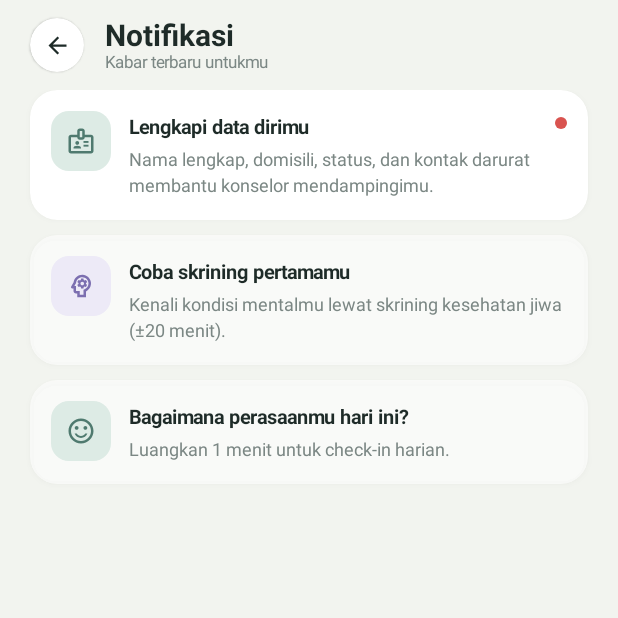
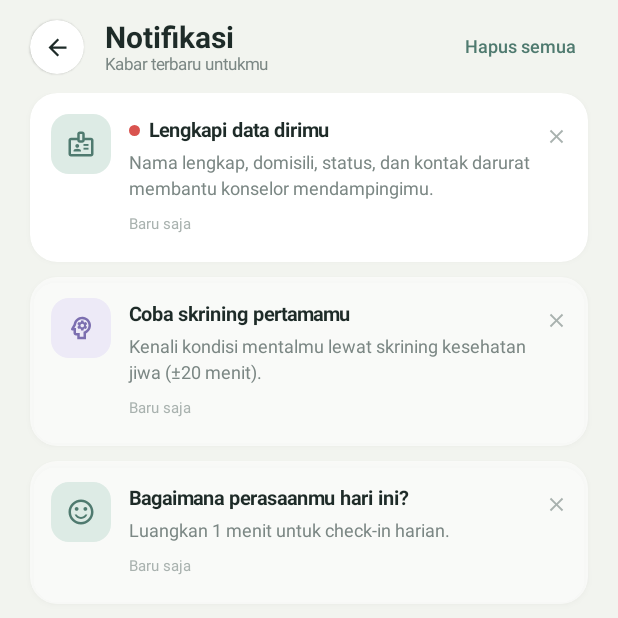
Before and after one commit to naufalfkrs/SEIV, an Android app built with Jetpack Compose: the SessionListScreen screen opened through its navigation route, after a tap on "Notifikasi", on a phone screen of 412 x 824 dp, the top half of it. Run offline under Robolectric (Android 15) with nearby library versions, the phone set to English and light mode, and no system bars.

Commit message:
v1.3.2: data selalu terbaru tanpa keluar-masuk menu + notifikasi kronologis yang bisa dihapus
- Muat ulang saat push masuk, saat aplikasi dibuka kembali, saat pindah tab, dan berkala di Detail Sesi
- Tarik-untuk-muat-ulang di semua tab utama, daftar konselor, dan riwayat sesi
- Sinkron yang bertabrakan dijadwalkan ulang agar perubahan tidak terlewat
- Notifikasi memakai waktu kejadian asli (updated_at sesi), terbaru di atas, label waktu relatif,
  hapus satu/semua, dan notifikasi lama dilipat

Co-Authored-By: Claude Opus 5.5 <noreply@anthropic.com>

```diff
--- a/app/build.gradle.kts
+++ b/app/build.gradle.kts
@@ -22,8 +22,8 @@ android {
         applicationId = "com.seiv.app"
         minSdk = 26
         targetSdk = 36
-        versionCode = 10
-        versionName = "1.3.1"
+        versionCode = 11
+        versionName = "1.3.2"
 
         buildConfigField("String", "SUPABASE_URL", "\"${localProp("SUPABASE_URL").trimEnd('/')}\"")
         buildConfigField("String", "SUPABASE_ANON_KEY", "\"${localProp("SUPABASE_ANON_KEY")}\"")
--- a/app/src/main/java/com/seiv/app/MainActivity.kt
+++ b/app/src/main/java/com/seiv/app/MainActivity.kt
@@ -41,6 +41,12 @@ class MainActivity : ComponentActivity() {
         }
     }
 
+    override fun onResume() {
+        super.onResume()
+        // Kembali dari latar belakang: ambil status terbaru (mis. sesi baru dikonfirmasi admin)
+        SeivSync.refreshInBackground()
+    }
+
     override fun onNewIntent(intent: Intent) {
         super.onNewIntent(intent)
         handleRoute(intent)
--- a/app/src/main/java/com/seiv/app/push/SeivMessagingService.kt
+++ b/app/src/main/java/com/seiv/app/push/SeivMessagingService.kt
@@ -16,6 +16,7 @@ import com.google.firebase.messaging.FirebaseMessagingService
 import com.google.firebase.messaging.RemoteMessage
 import com.seiv.app.MainActivity
 import com.seiv.app.R
+import com.seiv.app.data.SeivStore
 import com.seiv.app.data.remote.SeivSync
 import com.seiv.app.data.remote.SupabaseApi
 
@@ -36,6 +37,11 @@ class SeivMessagingService : FirebaseMessagingService() {
         val title = message.data["title"] ?: message.notification?.title ?: return
         val body = message.data["body"] ?: message.notification?.body.orEmpty()
         show(this, title, body, message.data["route"])
+        // Push = ada perubahan di server (mis. status sesi). Ambil data terbaru agar layar
+        // yang sedang terbuka langsung ikut berubah tanpa harus keluar-masuk menu.
+        SeivStore.init(applicationContext)
+        SupabaseApi.init(applicationContext)
+        SeivSync.refreshInBackground()
     }
 
     companion object {
--- a/app/src/main/java/com/seiv/app/ui/SeivApp.kt
+++ b/app/src/main/java/com/seiv/app/ui/SeivApp.kt
@@ -53,6 +53,7 @@ import androidx.navigation.compose.currentBackStackEntryAsState
 import androidx.navigation.compose.rememberNavController
 import com.seiv.app.data.SeivStore
 import com.seiv.app.data.remote.SeivSync
+import com.seiv.app.ui.components.RefreshBox
 import com.seiv.app.data.remote.SupabaseApi
 import com.seiv.app.ui.screens.*
 import com.seiv.app.ui.theme.Seiv
@@ -210,10 +211,13 @@ fun SeivApp() {
 
 @Composable
 fun MainScaffold(nav: NavHostController, current: String, content: @Composable () -> Unit) {
+    // Setiap tab dibuka: ambil data terbaru dari server (layar ikut berubah otomatis)
+    LaunchedEffect(current) { SeivSync.refreshInBackground() }
     Box(Modifier.fillMaxSize().background(Seiv.Background)) {
         // Sisakan ruang untuk tinggi navbar (64dp), inset navigasi sistem, dan
         // tombol Konseling di tengah yang menonjol 22dp di atas navbar.
-        Box(Modifier.fillMaxSize().navigationBarsPadding().padding(bottom = 64.dp + 30.dp)) { content() }
+        // Tarik layar ke bawah untuk memuat ulang.
+        RefreshBox(Modifier.fillMaxSize().navigationBarsPadding().padding(bottom = 64.dp + 30.dp)) { content() }
         BottomBar(
             current = current,
             onSelect = { if (it != current) nav.goTab(it) },
--- a/app/src/main/java/com/seiv/app/ui/components/Components.kt
+++ b/app/src/main/java/com/seiv/app/ui/components/Components.kt
@@ -259,3 +259,18 @@ fun Pill(text: String, modifier: Modifier = Modifier, bg: Color = Seiv.MintLight
         Text(text, color = fg, fontSize = 11.sp, fontWeight = FontWeight.SemiBold)
     }
 }
+
+/**
+ * Tarik layar ke bawah untuk memuat ulang data dari server.
+ * Indikator mengikuti status sinkronisasi [com.seiv.app.data.remote.SeivSync.syncing].
+ */
+@OptIn(androidx.compose.material3.ExperimentalMaterial3Api::class)
+@Composable
+fun RefreshBox(modifier: Modifier = Modifier, content: @Composable androidx.compose.foundation.layout.BoxScope.() -> Unit) {
+    androidx.compose.material3.pulltorefresh.PullToRefreshBox(
+        isRefreshing = com.seiv.app.data.remote.SeivSync.syncing,
+        onRefresh = { com.seiv.app.data.remote.SeivSync.refreshInBackground() },
+        modifier = modifier,
+        content = content,
+    )
+}
--- a/app/src/main/java/com/seiv/app/ui/screens/CounselingScreens.kt
+++ b/app/src/main/java/com/seiv/app/ui/screens/CounselingScreens.kt
@@ -258,13 +258,16 @@ fun StatusTag(status: String) {
 
 @Composable
 fun SessionListScreen(nav: NavHostController) {
+    LaunchedEffect(Unit) { SeivSync.refreshInBackground() }
     Column(Modifier.fillMaxSize().background(Seiv.Background).statusBarsPadding().navigationBarsPadding()) {
         ScreenHeader("Riwayat Sesi", onBack = { nav.popBackStack() }, subtitle = "Semua sesi konselingmu")
-        Column(Modifier.weight(1f).verticalScroll(rememberScrollState()).padding(horizontal = 20.dp)) {
-            if (SeivStore.sessions.isEmpty()) {
-                EmptyState("🗓️", "Belum ada sesi", "Sesi konseling yang kamu jadwalkan akan muncul di sini.")
+        RefreshBox(Modifier.weight(1f)) {
+            Column(Modifier.fillMaxSize().verticalScroll(rememberScrollState()).padding(horizontal = 20.dp)) {
+                if (SeivStore.sessions.isEmpty()) {
+                    EmptyState("🗓️", "Belum ada sesi", "Sesi konseling yang kamu jadwalkan akan muncul di sini.")
+                }
+                SeivStore.sessions.forEach { s -> SessionRow(s, Modifier.padding(vertical = 5.dp)) { nav.navigate("${Routes.SESSION}/${s.id}") } }
             }
-            SeivStore.sessions.forEach { s -> SessionRow(s, Modifier.padding(vertical = 5.dp)) { nav.navigate("${Routes.SESSION}/${s.id}") } }
         }
         PrimaryButton("Jadwalkan Sesi Baru", onClick = { nav.navigate(Routes.COUNSELORS) }, modifier = Modifier.padding(20.dp))
     }
@@ -293,7 +296,7 @@ fun CounselorListScreen(nav: NavHostController, role: String?) {
         ScreenHeader("Pilih Konselor", onBack = { nav.popBackStack() }, subtitle = "Pilih yang paling sesuai untukmu") {
             Text("🌿", fontSize = 22.sp)
         }
-        Column(Modifier.verticalScroll(rememberScrollState()).padding(horizontal = 20.dp)) {
+        RefreshBox(Modifier.weight(1f)) { Column(Modifier.fillMaxSize().verticalScroll(rememberScrollState()).padding(horizontal = 20.dp)) {
             list.forEach { c ->
                 CounselorCard(c) {
                     BookingDraft.counselorId = c.id
@@ -312,7 +315,7 @@ fun CounselorListScreen(nav: NavHostController, role: String?) {
                 }
             }
             Spacer(Modifier.height(20.dp))
-        }
+        } }
     }
 }
 
@@ -898,6 +901,15 @@ fun SessionDetailScreen(nav: NavHostController, id: String) {
     val c = counselorById(s.counselorId)
     var now by remember { mutableLongStateOf(System.currentTimeMillis()) }
     LaunchedEffect(Unit) { while (true) { delay(1000); now = System.currentTimeMillis() } }
+    // Selama sesi masih menunggu/berjalan, cek server berkala (cadangan bila push terlambat).
+    // Layar membaca SeivStore, jadi status & pesan konselor langsung berubah saat data baru masuk.
+    LaunchedEffect(s.id, s.status) {
+        SeivSync.refreshInBackground()
+        while (s.status == SessionStatus.WAITING || s.status == SessionStatus.CONFIRMED) {
+            delay(15_000)
+            SeivSync.refreshInBackground()
+        }
+    }
     val start = sessionStartMillis(s.dateMillis, s.time)
     val end = start + SESSION_MINUTES * 60_000
     var share by remember { mutableStateOf(s.shareCheckIn) }
--- a/app/src/main/java/com/seiv/app/ui/screens/ProfileScreens.kt
+++ b/app/src/main/java/com/seiv/app/ui/screens/ProfileScreens.kt
@@ -13,6 +13,7 @@ import androidx.compose.material.icons.automirrored.outlined.Chat
 import androidx.compose.material.icons.outlined.Badge
 import androidx.compose.material.icons.outlined.CalendarMonth
 import androidx.compose.material.icons.outlined.Cancel
+import androidx.compose.material.icons.outlined.Close
 import androidx.compose.material.icons.outlined.CheckCircle
 import androidx.compose.material.icons.outlined.HourglassTop
 import androidx.compose.material.icons.outlined.NotificationsNone
@@ -250,7 +251,7 @@ fun buildNotifications(): List<Notif> {
             SessionStatus.CONFIRMED -> {
                 list += Notif(
                     "s-${s.id}-confirmed", Icons.Outlined.CheckCircle, Seiv.Primary, Seiv.MintLight,
-                    "Sesi terkonfirmasi 🎉", "Pembayaranmu sudah diverifikasi. Sesi dengan ${c.name} pada $whenText.", s.createdAt + 1, route,
+                    "Sesi terkonfirmasi 🎉", "Pembayaranmu sudah diverifikasi. Sesi dengan ${c.name} pada $whenText.", s.updatedAt, route,
                 )
                 if (start in now..(now + 24 * 3600_000L)) list += Notif(
                     "s-${s.id}-soon", Icons.Outlined.CalendarMonth, Seiv.Purple, Seiv.PurpleSoft,
@@ -260,21 +261,21 @@ fun buildNotifications(): List<Notif> {
             SessionStatus.COMPLETED -> {
                 list += Notif(
                     "s-${s.id}-completed", Icons.Outlined.TaskAlt, Seiv.Purple, Seiv.PurpleSoft,
-                    "Sesi selesai", "Terima kasih sudah hadir di sesi dengan ${c.name}. Jaga dirimu, ya!", start, route,
+                    "Sesi selesai", "Terima kasih sudah hadir di sesi dengan ${c.name}. Jaga dirimu, ya!", s.updatedAt, route,
                 )
                 if (SeivStore.reviewFor(s.id) == null) list += Notif(
                     "s-${s.id}-review", Icons.Outlined.StarOutline, Seiv.Orange, Seiv.OrangeSoft,
-                    "Bagaimana sesimu?", "Beri ulasan untuk ${c.name} agar mahasiswa lain terbantu memilih konselor.", start + 1, route,
+                    "Bagaimana sesimu?", "Beri ulasan untuk ${c.name} agar mahasiswa lain terbantu memilih konselor.", s.updatedAt + 1, route,
                 )
             }
             SessionStatus.CANCELLED -> list += Notif(
                 "s-${s.id}-cancelled", Icons.Outlined.Cancel, Seiv.Red, Seiv.RedSoft,
-                "Sesi dibatalkan", "Sesi dengan ${c.name} ($whenText) dibatalkan. Hubungi admin SEIV bila ada pertanyaan.", s.createdAt + 2, route,
+                "Sesi dibatalkan", "Sesi dengan ${c.name} ($whenText) dibatalkan. Hubungi admin SEIV bila ada pertanyaan.", s.updatedAt, route,
             )
         }
         if (s.counselorNote.isNotBlank()) list += Notif(
             "s-${s.id}-note-${s.counselorNote.hashCode()}", Icons.AutoMirrored.Outlined.Chat, Seiv.Primary, Seiv.MintLight,
-            "Pesan dari ${c.name}", s.counselorNote, s.createdAt + 3, route,
+            "Pesan dari ${c.name}", s.counselorNote, s.updatedAt + 2, route,
         )
     }
     SeivStore.screenings.firstOrNull()?.let { r ->
@@ -299,7 +300,10 @@ fun buildNotifications(): List<Notif> {
             "Bagaimana perasaanmu hari ini?", "Luangkan 1 menit untuk check-in harian.", now - 2, Routes.CHECKIN,
         )
     }
-    return list.sortedByDescending { it.time }
+    // Waktu stabil per notifikasi, sembunyikan yang sudah dihapus, terbaru di atas
+    return list.map { it.copy(time = SeivStore.notificationTime(it.id, it.time)) }
+        .filterNot { it.id in SeivStore.dismissedNotifications }
+        .sortedByDescending { it.time }
 }
 
 @Composable
@@ -308,32 +312,91 @@ fun unreadNotificationCount(): Int {
     return buildNotifications().count { it.id !in seen }
 }
 
+/** "Baru saja", "5 mnt lalu", "2 jam lalu", "Kemarin", atau tanggal. */
+private fun relativeTime(t: Long): String {
+    val diff = (System.currentTimeMillis() - t).coerceAtLeast(0)
+    val min = diff / 60_000
+    return when {
+        min < 1 -> "Baru saja"
+        min < 60 -> "$min mnt lalu"
+        min < 24 * 60 -> "${min / 60} jam lalu"
+        min < 48 * 60 -> "Kemarin"
+        else -> formatDate(t, "d MMM")
+    }
+}
+
+private const val VISIBLE_NOTIFICATIONS = 5
+
 @Composable
 fun NotificationsScreen(nav: NavHostController) {
-    val items = remember(SeivStore.sessions.toList(), SeivStore.screenings.size, SeivStore.checkIns.size, SeivStore.user) { buildNotifications() }
+    // Dibaca langsung dari state (sesi, skrining, ulasan, notifikasi yang dihapus) agar selalu terbaru
+    val items = buildNotifications()
     // Status "belum dibaca" dihitung saat layar dibuka, lalu semua ditandai dibaca
     val unreadIds = remember { items.filter { it.id !in SeivStore.seenNotifications }.map { it.id }.toSet() }
-    LaunchedEffect(Unit) {
-        SeivSync.refreshInBackground()
-        SeivStore.markNotificationsSeen(items.map { it.id })
+    var showAll by remember { mutableStateOf(false) }
+    var confirmClear by remember { mutableStateOf(false) }
+    LaunchedEffect(Unit) { SeivSync.refreshInBackground() }
+    LaunchedEffect(items.map { it.id }) { SeivStore.markNotificationsSeen(items.map { it.id }) }
+
+    Column(Modifier.fillMaxSize().background(Seiv.Background).statusBarsPadding().navigationBarsPadding()) {
+        ScreenHeader("Notifikasi", onBack = { nav.popBackStack() }, subtitle = "Kabar terbaru untukmu") {
+            if (items.isNotEmpty()) {
+                Text(
+                    "Hapus semua", fontSize = 12.sp, color = Seiv.Primary, fontWeight = FontWeight.SemiBold,
+                    modifier = Modifier.clip(RoundedCornerShape(8.dp)).clickable { confirmClear = true }.padding(8.dp),
+                )
             }
-    Column(Modifier.fillMaxSize().background(Seiv.Background).statusBarsPadding().navigationBarsPadding()) {
-        ScreenHeader("Notifikasi", onBack = { nav.popBackStack() }, subtitle = "Kabar terbaru untukmu")
+        }
+        RefreshBox(Modifier.weight(1f)) {
             if (items.isEmpty()) {
-            Column(Modifier.fillMaxSize().padding(40.dp), horizontalAlignment = Alignment.CenterHorizontally, verticalArrangement = Arrangement.Center) {
+                Column(
+                    Modifier.fillMaxSize().verticalScroll(rememberScrollState()).padding(40.dp),
+                    horizontalAlignment = Alignment.CenterHorizontally, verticalArrangement = Arrangement.Center,
+                ) {
                     Icon(Icons.Outlined.NotificationsNone, null, tint = Seiv.TextHint, modifier = Modifier.size(48.dp))
                     Spacer(Modifier.height(10.dp))
                     Text("Belum ada notifikasi", color = Seiv.TextSecondary, fontSize = 13.sp)
                 }
-            return
+                return@RefreshBox
             }
-        Column(Modifier.verticalScroll(rememberScrollState()).padding(horizontal = 20.dp)) {
-            items.forEach { n ->
-                val unread = n.id in unreadIds
+            Column(Modifier.fillMaxSize().verticalScroll(rememberScrollState()).padding(horizontal = 20.dp)) {
+                val shown = if (showAll) items else items.take(VISIBLE_NOTIFICATIONS)
+                shown.forEach { n -> NotificationCard(n, n.id in unreadIds, nav) }
+                val hidden = items.size - VISIBLE_NOTIFICATIONS
+                if (hidden > 0) {
+                    Text(
+                        if (showAll) "Sembunyikan notifikasi lama ▲" else "Lihat $hidden notifikasi lebih lama ▼",
+                        fontSize = 13.sp, color = Seiv.Primary, fontWeight = FontWeight.SemiBold,
+                        modifier = Modifier.align(Alignment.CenterHorizontally).clip(RoundedCornerShape(8.dp))
+                            .clickable { showAll = !showAll }.padding(12.dp),
+                    )
+                }
+                Spacer(Modifier.height(16.dp))
+            }
+        }
+    }
+    if (confirmClear) {
+        androidx.compose.material3.AlertDialog(
+            onDismissRequest = { confirmClear = false },
+            title = { Text("Hapus semua notifikasi?") },
+            text = { Text("Notifikasi yang dihapus tidak ditampilkan lagi. Kabar baru tetap akan muncul.", fontSize = 13.sp) },
+            confirmButton = {
+                androidx.compose.material3.TextButton({ SeivStore.dismissNotifications(items.map { it.id }); confirmClear = false }) {
+                    Text("Hapus", color = Seiv.Red)
+                }
+            },
+            dismissButton = { androidx.compose.material3.TextButton({ confirmClear = false }) { Text("Batal", color = Seiv.Primary) } },
+            containerColor = Color.White,
+        )
+    }
+}
+
+@Composable
+private fun NotificationCard(n: Notif, unread: Boolean, nav: NavHostController) {
     SeivCard(
         Modifier.fillMaxWidth().padding(bottom = 10.dp),
         color = if (unread) Color.White else Color.White.copy(alpha = 0.6f),
-                    padding = PaddingValues(14.dp),
+        padding = PaddingValues(start = 14.dp, top = 14.dp, bottom = 14.dp, end = 6.dp),
         onClick = n.route?.let { r ->
             {
                 when (r) {
@@ -348,18 +411,23 @@ fun NotificationsScreen(nav: NavHostController) {
             IconBadge(n.icon, n.tint, n.bg)
             Spacer(Modifier.width(12.dp))
             Column(Modifier.weight(1f)) {
-                            Text(n.title, fontWeight = FontWeight.Bold, fontSize = 13.sp, color = Seiv.Text)
+                Row(verticalAlignment = Alignment.CenterVertically) {
+                    if (unread) {
+                        Box(Modifier.size(7.dp).clip(CircleShape).background(Seiv.Red))
+                        Spacer(Modifier.width(6.dp))
+                    }
+                    Text(n.title, fontWeight = FontWeight.Bold, fontSize = 13.sp, color = Seiv.Text, modifier = Modifier.weight(1f))
+                }
                 Spacer(Modifier.height(2.dp))
                 Text(n.body, fontSize = 12.sp, color = Seiv.TextSecondary, lineHeight = 17.sp)
+                Spacer(Modifier.height(4.dp))
+                Text(relativeTime(n.time), fontSize = 10.sp, color = Seiv.TextHint)
             }
-                        if (unread) {
-                            Spacer(Modifier.width(8.dp))
-                            Box(Modifier.padding(top = 4.dp).size(8.dp).clip(CircleShape).background(Seiv.Red))
+            // Hapus satu notifikasi
+            Icon(
+                Icons.Outlined.Close, "Hapus notifikasi", tint = Seiv.TextHint,
+                modifier = Modifier.size(30.dp).clip(CircleShape).clickable { SeivStore.dismissNotifications(listOf(n.id)) }.padding(7.dp),
+            )
         }
     }
 }
-            }
-            Spacer(Modifier.height(16.dp))
-        }
-    }
-}
```
Also changed, not shown: app/src/main/java/com/seiv/app/data/SeivStore.kt (+36 -2 lines), app/src/main/java/com/seiv/app/data/remote/SeivSync.kt (+11 -1 lines). Lines whose indentation alone changed are shown as unchanged.
